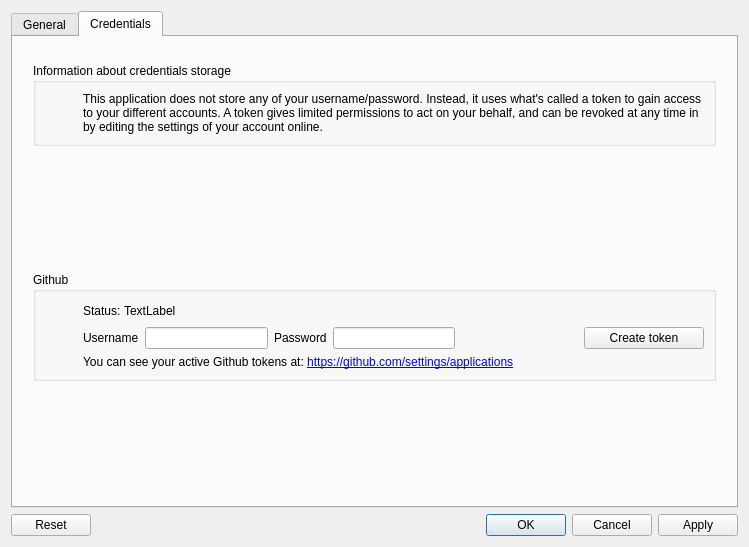
Above: src/ui/skeletons/config_dialog.ui from 132nd-etcher/EASI before the change. Below: the same form after it.
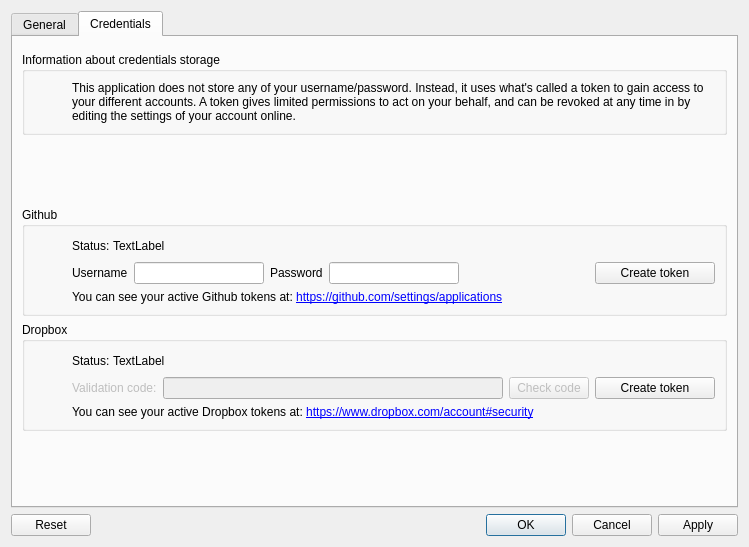
That is the form after the change. Icons and pictures are not drawn.

Commit message: added Dropbox auth

What changed in the file:
```diff
--- a/src/ui/skeletons/config_dialog.ui
+++ b/src/ui/skeletons/config_dialog.ui
@@ -262,21 +262,6 @@
        <string>Credentials</string>
       </attribute>
       <layout class="QVBoxLayout" name="verticalLayout_4">
-       <property name="spacing">
-        <number>20</number>
-       </property>
-       <property name="leftMargin">
-        <number>20</number>
-       </property>
-       <property name="topMargin">
-        <number>20</number>
-       </property>
-       <property name="rightMargin">
-        <number>20</number>
-       </property>
-       <property name="bottomMargin">
-        <number>20</number>
-       </property>
        <item>
         <spacer name="spacer_cred">
          <property name="orientation">
@@ -500,6 +485,148 @@
          </layout>
         </widget>
        </item>
+       <item>
+        <widget class="QGroupBox" name="verticalGroupBox">
+         <property name="title">
+          <string>Dropbox</string>
+         </property>
+         <layout class="QVBoxLayout" name="verticalLayout_12">
+          <property name="leftMargin">
+           <number>9</number>
+          </property>
+          <property name="rightMargin">
+           <number>9</number>
+          </property>
+          <property name="bottomMargin">
+           <number>9</number>
+          </property>
+          <item>
+           <layout class="QHBoxLayout" name="horizontalLayout_4">
+            <item>
+             <widget class="QLabel" name="label_dropbox_pic">
+              <property name="minimumSize">
+               <size>
+                <width>32</width>
+                <height>32</height>
+               </size>
+              </property>
+              <property name="maximumSize">
+               <size>
+                <width>32</width>
+                <height>32</height>
+               </size>
+              </property>
+              <property name="text">
+               <string/>
+              </property>
+              <property name="pixmap">
+               <pixmap resource="../resources/qt_resource.qrc">:/pic/dropbox.png</pixmap>
+              </property>
+              <property name="scaledContents">
+               <bool>true</bool>
+              </property>
+             </widget>
+            </item>
+            <item>
+             <layout class="QVBoxLayout" name="verticalLayout_13">
+              <item>
+               <layout class="QHBoxLayout" name="horizontalLayout_5">
+                <property name="spacing">
+                 <number>0</number>
+                </property>
+                <item>
+                 <widget class="QLabel" name="label_db_status_static">
+                  <property name="text">
+                   <string>Status: </string>
+                  </property>
+                 </widget>
+                </item>
+                <item>
+                 <widget class="QLabel" name="label_db_status">
+                  <property name="text">
+                   <string>TextLabel</string>
+                  </property>
+                 </widget>
+                </item>
+                <item>
+                 <spacer name="horizontalSpacer_2">
+                  <property name="orientation">
+                   <enum>Qt::Horizontal</enum>
+                  </property>
+                  <property name="sizeHint" stdset="0">
+                   <size>
+                    <width>40</width>
+                    <height>20</height>
+                   </size>
+                  </property>
+                 </spacer>
+                </item>
+               </layout>
+              </item>
+              <item>
+               <layout class="QHBoxLayout" name="horizontalLayout">
+                <item>
+                 <widget class="QLabel" name="label_db_validation_code_static">
+                  <property name="enabled">
+                   <bool>false</bool>
+                  </property>
+                  <property name="text">
+                   <string>Validation code:</string>
+                  </property>
+                 </widget>
+                </item>
+                <item>
+                 <widget class="QLineEdit" name="line_edit_db_validation_code">
+                  <property name="enabled">
+                   <bool>false</bool>
+                  </property>
+                 </widget>
+                </item>
+                <item>
+                 <widget class="QPushButton" name="btn_db_check_code">
+                  <property name="enabled">
+                   <bool>false</bool>
+                  </property>
+                  <property name="text">
+                   <string>Check code</string>
+                  </property>
+                 </widget>
+                </item>
+                <item>
+                 <widget class="QPushButton" name="btn_db_create">
+                  <property name="minimumSize">
+                   <size>
+                    <width>120</width>
+                    <height>0</height>
+                   </size>
+                  </property>
+                  <property name="text">
+                   <string>Create token</string>
+                  </property>
+                 </widget>
+                </item>
+               </layout>
+              </item>
+              <item>
+               <widget class="QLabel" name="label_db_tokens_http_link">
+                <property name="text">
+                 <string>&lt;html&gt;&lt;head/&gt;&lt;body&gt;&lt;p&gt;You can see your active Dropbox tokens at: &lt;a href=&quot;https://www.dropbox.com/account#security&quot;&gt;&lt;span style=&quot; text-decoration: underline; color:#0000ff;&quot;&gt;https://www.dropbox.com/account#security&lt;/span&gt;&lt;/a&gt;&lt;/p&gt;&lt;/body&gt;&lt;/html&gt;</string>
+                </property>
+                <property name="textFormat">
+                 <enum>Qt::RichText</enum>
+                </property>
+                <property name="openExternalLinks">
+                 <bool>true</bool>
+                </property>
+               </widget>
+              </item>
+             </layout>
+            </item>
+           </layout>
+          </item>
+         </layout>
+        </widget>
+       </item>
        <item>
         <spacer name="verticalSpacer_2">
          <property name="orientation">
```
Left out of the diff: 2 changed lines with no effect on the pictures. The commit also changes 13 other files.
